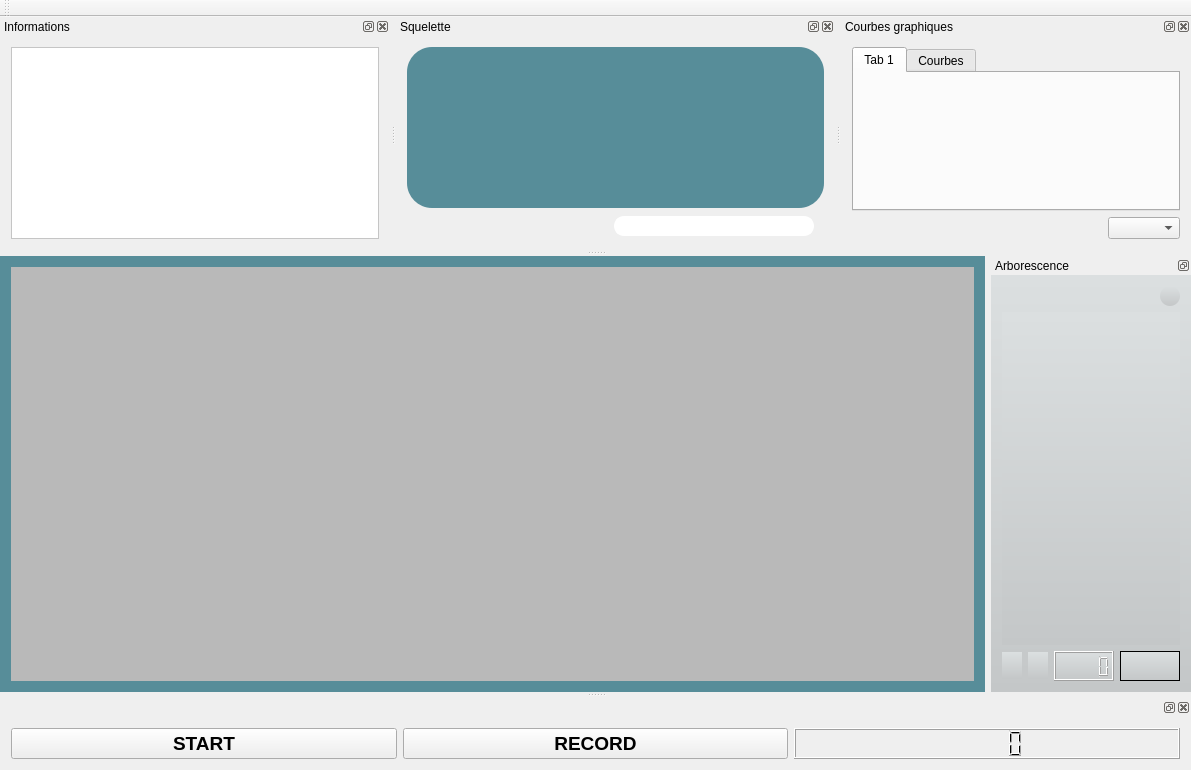
Old version of the form mainwindow.ui in the repository nicoctopus/octopus.
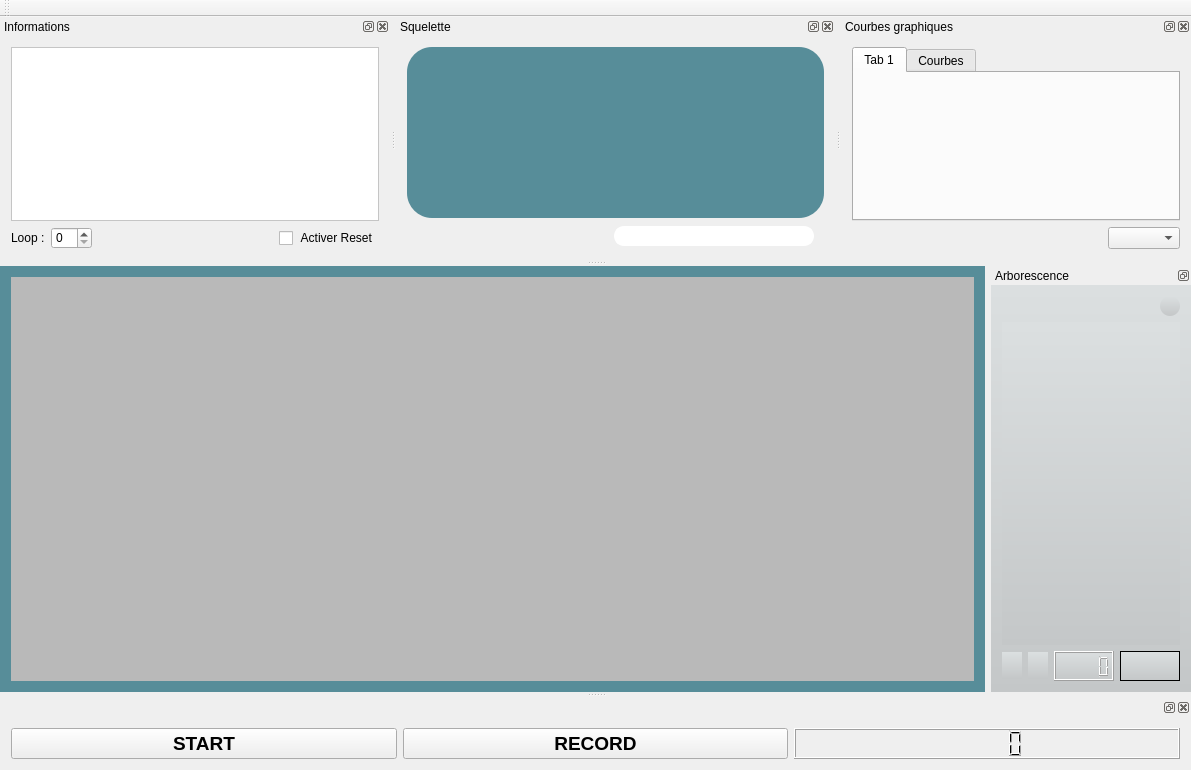
New version of the form. Icons and pictures are not drawn. Custom widgets are drawn as their Qt base class.

Commit message:
Modification Interface graphique
Infos Sample mis à jour
Rajout SpinBox et checkbox pour modifier en live les paramètres des sample !

Checkbox OK
SpinBox pas encore Fonctionnelle....

Diff of the .ui file:
```diff
--- a/mainwindow.ui
+++ b/mainwindow.ui
@@ -373,6 +373,43 @@
        </property>
       </widget>
      </item>
+     <item>
+      <layout class="QHBoxLayout" name="horizontalLayout_8">
+       <property name="bottomMargin">
+        <number>0</number>
+       </property>
+       <item>
+        <widget class="QLabel" name="loopLabel">
+         <property name="text">
+          <string>Loop :</string>
+         </property>
+        </widget>
+       </item>
+       <item>
+        <widget class="QSpinBox" name="loopSpin"/>
+       </item>
+       <item>
+        <spacer name="horizontalSpacer_2">
+         <property name="orientation">
+          <enum>Qt::Horizontal</enum>
+         </property>
+         <property name="sizeHint" stdset="0">
+          <size>
+           <width>40</width>
+           <height>20</height>
+          </size>
+         </property>
+        </spacer>
+       </item>
+       <item>
+        <widget class="QCheckBox" name="resetBox">
+         <property name="text">
+          <string> Activer Reset</string>
+         </property>
+        </widget>
+       </item>
+      </layout>
+     </item>
     </layout>
    </widget>
   </widget>
```
The commit also changes 3 other files.
